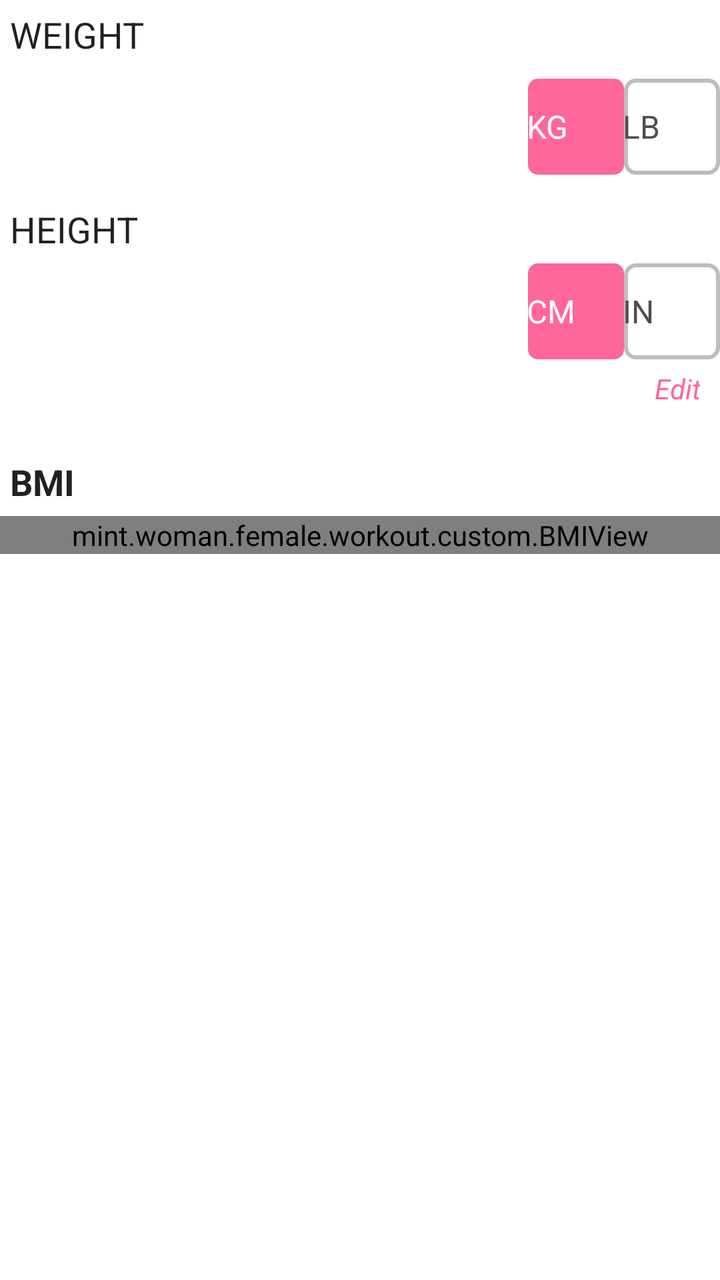
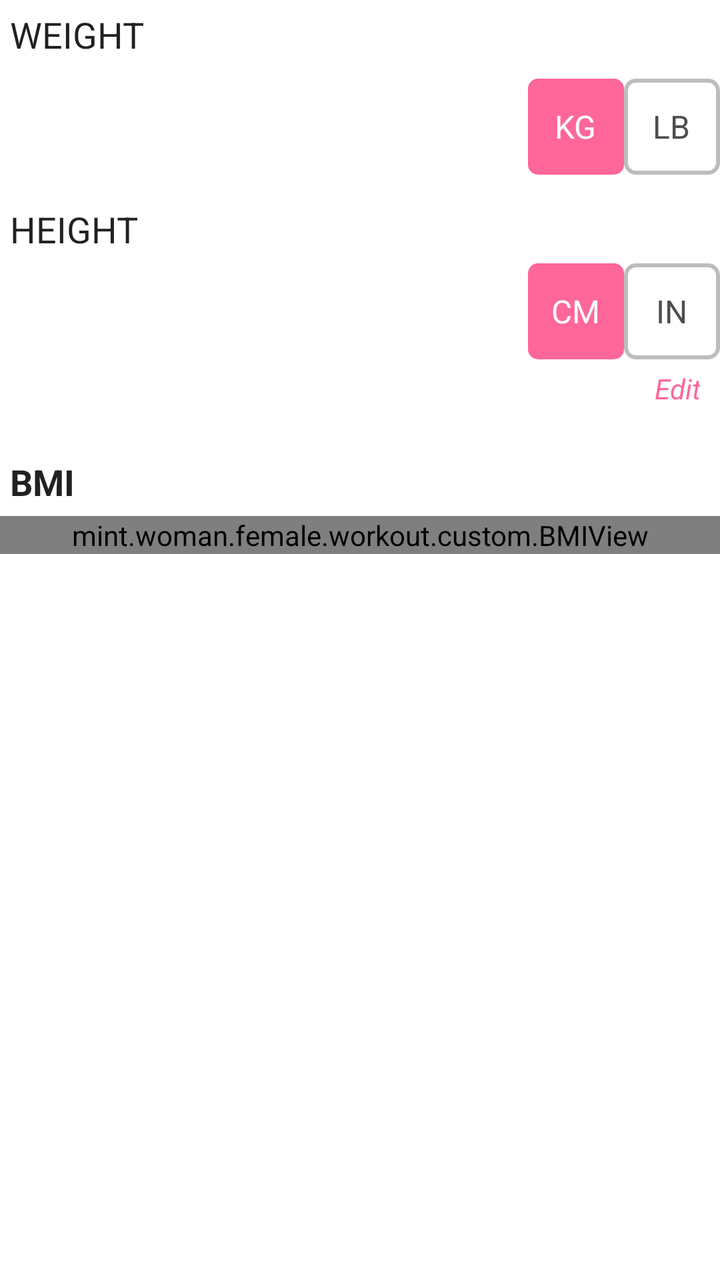

Screens rendered from an Android XML layout before and after an edit, with the pre-edit source and the edit as a unified diff.
<!-- AndroidManifest.xml: application theme AppTheme -->
<!-- res/layout/fragment_bmi.xml -->
<?xml version="1.0" encoding="utf-8"?>
<LinearLayout xmlns:android="http://schemas.android.com/apk/res/android"
    xmlns:app="http://schemas.android.com/apk/res-auto"
    xmlns:tools="http://schemas.android.com/tools"
    android:layout_width="match_parent"
    android:layout_height="match_parent"
    android:orientation="vertical"
    tools:context=".fragment.BMIFragment"
    tools:ignore="HardcodedText">


    <LinearLayout
        android:layout_width="match_parent"
        android:layout_height="wrap_content"
        android:orientation="vertical">

        <TextView
            android:id="@+id/txt_weight"
            android:layout_width="match_parent"
            android:layout_height="wrap_content"
            android:layout_margin="5dp"
            android:layout_weight="1"
            android:text="@string/txt_weight"
            android:textAllCaps="true"
            android:textAppearance="@style/TextAppearance.AppCompat.Body1"
            android:textSize="18sp" />

        <LinearLayout
            android:layout_width="match_parent"
            android:layout_height="match_parent"
            android:layout_marginTop="5dp"
            android:layout_marginBottom="5dp"
            android:layout_weight="1"
            android:gravity="center_vertical"
            android:orientation="horizontal">

            <TextView
                android:id="@+id/edt_weight"
                android:layout_width="0dp"
                android:layout_height="wrap_content"
                android:layout_weight="1"
                android:ems="10"
                android:gravity="center"
                android:textAppearance="@style/TextAppearance.AppCompat.Body1"
                android:textSize="18sp"
                android:textStyle="bold"
                tools:ignore="NestedWeights" />

            <RadioGroup
                android:id="@+id/rgUnit"
                android:layout_width="wrap_content"
                android:layout_height="wrap_content"
                android:layout_marginVertical="@dimen/_5sdp"
                android:orientation="horizontal">

                <RadioButton
                    android:id="@+id/rdKg"
                    android:layout_width="wrap_content"
                    android:layout_height="wrap_content"
                    android:background="@drawable/tab_color_selector"
                    android:button="@android:color/transparent"
                    android:checked="true"
                    android:paddingHorizontal="@dimen/_5sdp"
                    android:paddingVertical="@dimen/_5sdp"
                    android:text="KG"
                    android:textColor="@drawable/radio_button_text_selector"
                    android:textSize="16sp" />

                <RadioButton
                    android:id="@+id/rdLb"
                    android:layout_width="wrap_content"
                    android:layout_height="wrap_content"
                    android:layout_marginLeft="@dimen/_5sdp"
                    android:background="@drawable/tab_color_selector"
                    android:button="@android:color/transparent"
                    android:checked="false"
                    android:paddingHorizontal="@dimen/_5sdp"
                    android:paddingVertical="@dimen/_5sdp"
                    android:text="LB"
                    android:textColor="@drawable/radio_button_text_selector"
                    android:textSize="16sp" />
            </RadioGroup>
        </LinearLayout>
    </LinearLayout>
    <LinearLayout
        android:layout_width="match_parent"
        android:layout_height="wrap_content"
        android:layout_marginTop="5dp"
        android:orientation="vertical">

        <TextView
            android:id="@+id/txt_height"
            android:layout_width="match_parent"
            android:layout_height="wrap_content"
            android:layout_margin="5dp"
            android:layout_weight="1"
            android:text="@string/txt_height"
            android:textAllCaps="true"
            android:textAppearance="@style/TextAppearance.AppCompat.Body1"
            android:textSize="18sp" />

        <LinearLayout
            android:layout_width="match_parent"
            android:layout_height="match_parent"
            android:layout_marginBottom="5dp"
            android:layout_weight="1"
            android:gravity="center_vertical"
            android:orientation="horizontal">

            <TextView
                android:id="@+id/edt_height"
                android:layout_width="0dp"
                android:layout_height="wrap_content"
                android:layout_weight="1"
                android:ems="10"
                android:gravity="center"
                android:textAppearance="@style/TextAppearance.AppCompat.Body1"
                android:textSize="18sp"
                android:textStyle="bold"
                tools:ignore="NestedWeights" />

            <RadioGroup
                android:id="@+id/rgUnit2"
                android:layout_width="wrap_content"
                android:layout_height="wrap_content"
                android:layout_marginVertical="@dimen/_5sdp"
                android:orientation="horizontal">

                <RadioButton
                    android:id="@+id/rdKg2"
                    android:layout_width="wrap_content"
                    android:layout_height="wrap_content"
                    android:background="@drawable/tab_color_selector"
                    android:button="@android:color/transparent"
                    android:checked="true"
                    android:paddingHorizontal="@dimen/_5sdp"
                    android:paddingVertical="@dimen/_5sdp"
                    android:text="CM"
                    android:textColor="@drawable/radio_button_text_selector"
                    android:textSize="16sp" />

                <RadioButton
                    android:id="@+id/rdLb2"
                    android:layout_width="wrap_content"
                    android:layout_height="wrap_content"
                    android:layout_marginLeft="@dimen/_5sdp"
                    android:background="@drawable/tab_color_selector"
                    android:button="@android:color/transparent"
                    android:checked="false"
                    android:paddingHorizontal="@dimen/_5sdp"
                    android:paddingVertical="@dimen/_5sdp"
                    android:text="IN"
                    android:textColor="@drawable/radio_button_text_selector"
                    android:textSize="16sp" />
            </RadioGroup>
        </LinearLayout>
    </LinearLayout>

    <TextView
        android:id="@+id/txt_edit"
        android:layout_width="match_parent"
        android:layout_height="wrap_content"
        android:layout_marginEnd="10dp"
        android:layout_marginRight="10dp"
        android:gravity="right"
        android:text="@string/txt_edit"
        android:textAllCaps="false"
        android:textColor="@color/colorAccent"
        android:textStyle="italic"
        tools:ignore="RtlHardcoded" />

    <LinearLayout
        android:layout_width="match_parent"
        android:layout_height="wrap_content"
        android:layout_marginTop="10dp"
        android:gravity="center"
        android:orientation="vertical"
        android:paddingTop="10dp"
        android:paddingBottom="10dp">

        <TextView
            android:id="@+id/txt_bmi_cal"
            android:layout_width="match_parent"
            android:layout_height="wrap_content"
            android:layout_margin="5dp"
            android:text="BMI"
            android:textAppearance="@style/TextAppearance.AppCompat.Body1"
            android:textSize="18sp"
            android:textStyle="bold" />

        <mint.woman.female.workout.custom.BMIView
            android:id="@+id/bmiView"
            android:layout_width="match_parent"
            android:layout_height="wrap_content"
            android:layout_marginRight="0dp"
            app:normalColor="#0A9710"
            app:obeseClass1Color="#F44336"
            app:obeseClass2Color="#C31A0E"
            app:obeseClass3Color="#570505"
            app:overweightColor="#EA9C83"
            app:severelyUnderweightColor="#009688"
            app:underweightColor="#2196F3"
            app:verySeverelyUnderweightColor="#200D0D"
            android:layout_marginEnd="0dp" />

        <TextView
            android:id="@+id/txt_status_bmi"
            android:layout_width="wrap_content"
            android:layout_height="wrap_content"
            android:layout_marginTop="5dp"
            android:layout_marginBottom="5dp"
            android:textColor="@color/colorAccent"
            android:textSize="24sp" />
    </LinearLayout>
</LinearLayout>
<!-- resources referenced by this layout -->
<resources>
  <color name="colorAccent">#ff6699</color>
  <!-- drawable radio_button_text_selector (drawable) -->
  <?xml version="1.0" encoding="utf-8"?>
  <selector xmlns:android="http://schemas.android.com/apk/res/android">
      <item android:state_focused="true"
          android:color="#2196F3" />
  
      <item
          android:state_pressed="true"
          android:state_enabled="false"
          android:color="#4CAF50" />
  
      <item android:color="#FCFCFD"
          android:state_checked="true"/>
  
      <item
          android:state_enabled="false"
          android:color="#2196F3" />
  
      <item android:color="#514D4D" />
  </selector>
  <!-- drawable tab_color_selector (drawable) -->
  <?xml version="1.0" encoding="utf-8"?>
  <selector xmlns:android="http://schemas.android.com/apk/res/android">
      <item android:state_selected="true">
          <shape android:shape="rectangle"  >
              <corners android:radius="5dp" />
              <solid android:color="@color/colorAccent"/>
          </shape>
      </item>
      <item android:state_checked="true">
          <shape android:shape="rectangle"  >
              <corners android:radius="5dp" />
              <solid android:color="@color/colorAccent"/>
          </shape>
      </item>
      <item>
          <shape android:shape="rectangle"  >
              <corners android:radius="5dp" />
              <stroke
                  android:width="2dp"
                  android:color="@color/gray_400"/>
          </shape>
      </item>
  </selector>
  <string name="txt_edit">Edit</string>
  <string name="txt_height">Height</string>
  <string name="txt_weight">Weight</string>
  <style name="AppTheme" parent="Theme.MaterialComponents.DayNight.DarkActionBar">
          <item name="android:windowAnimationStyle">@style/animfade</item>
          <item name="colorPrimary">@color/colorPrimary</item>
          <item name="colorPrimaryDark">@color/colorPrimaryDark</item>
          <item name="colorAccent">@color/colorAccent</item>
      </style>
  <color name="gray_400">#FFBDBDBD</color>
  <style name="animfade" parent="@android:style/Animation.Activity">
          <item name="android:activityOpenEnterAnimation">@anim/slide_in_from_right</item>
          <item name="android:activityOpenExitAnimation">@anim/slide_out_to_left</item>
          <item name="android:activityCloseEnterAnimation">@anim/slide_in_from_left</item>
          <item name="android:activityCloseExitAnimation">@anim/slide_out_to_right</item>
      </style>
  <color name="colorPrimary">#E91E63</color>
  <color name="colorPrimaryDark">#E91E63</color>
</resources>

<!-- the commit's change to res/layout/fragment_bmi.xml (unified diff, before → after) -->
@@ -62,6 +62,7 @@
                     android:checked="true"
                     android:paddingHorizontal="@dimen/_5sdp"
                     android:paddingVertical="@dimen/_5sdp"
+                    android:gravity="center"
                     android:text="KG"
                     android:textColor="@drawable/radio_button_text_selector"
                     android:textSize="16sp" />
@@ -74,6 +75,7 @@
                     android:background="@drawable/tab_color_selector"
                     android:button="@android:color/transparent"
                     android:checked="false"
+                    android:gravity="center"
                     android:paddingHorizontal="@dimen/_5sdp"
                     android:paddingVertical="@dimen/_5sdp"
                     android:text="LB"
@@ -133,6 +135,7 @@
                     android:background="@drawable/tab_color_selector"
                     android:button="@android:color/transparent"
                     android:checked="true"
+                    android:gravity="center"
                     android:paddingHorizontal="@dimen/_5sdp"
                     android:paddingVertical="@dimen/_5sdp"
                     android:text="CM"
@@ -147,6 +150,7 @@
                     android:background="@drawable/tab_color_selector"
                     android:button="@android:color/transparent"
                     android:checked="false"
+                    android:gravity="center"
                     android:paddingHorizontal="@dimen/_5sdp"
                     android:paddingVertical="@dimen/_5sdp"
                     android:text="IN"
